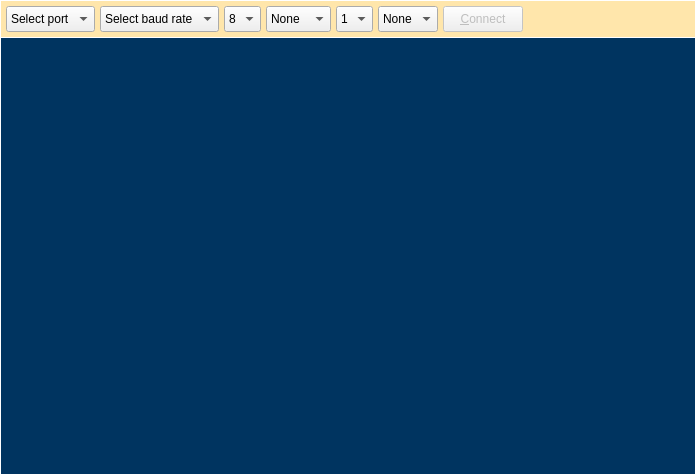
The window that src/ui/consoletab.ui (solaristhesun/superterm) describes before a commit, drawn with Qt 5.
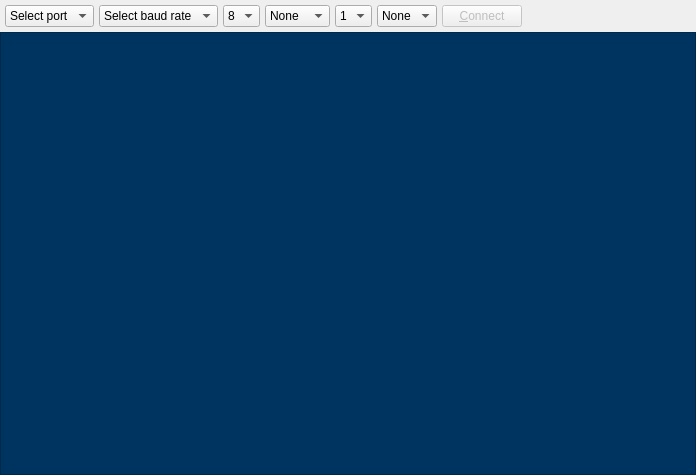
The same window after the commit. Custom widgets are drawn as their Qt base class.

What changed in the file:
```diff
--- a/src/ui/consoletab.ui
+++ b/src/ui/consoletab.ui
@@ -17,29 +17,7 @@
    <string>Form</string>
   </property>
   <property name="styleSheet">
-   <string notr="true">QComboBox
-{
-  min-height: 20px;
-}
-
-QPushButton {
-  min-height: 18px;
-}
-
-QTextEdit {
-  color: white;
-  border: 1px solid white;
-}
-
-QFrame#btnBar
-{
-  border-left: 1px solid white;
-  border-right: 1px solid white;
-  border-top: 1px solid white;
-  background-color: #ffe6ab;
-  /*background: qlineargradient(x1:0,y1:0,x2:1,y2:1, stop:0 rgb(104,104,104), stop: 1 white); */
-}
-</string>
+   <string notr="true"/>
   </property>
   <layout class="QVBoxLayout" name="verticalLayout">
    <property name="spacing">
```
